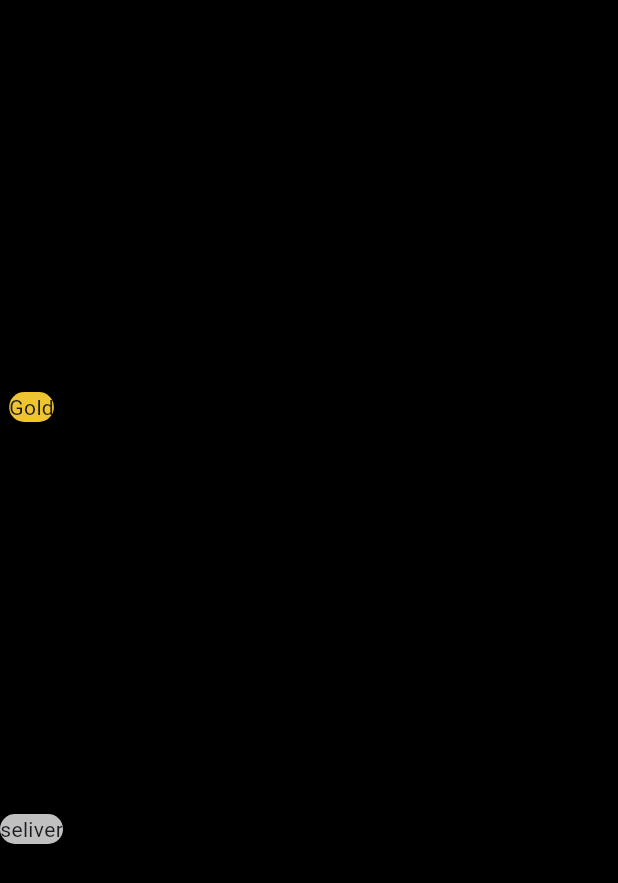
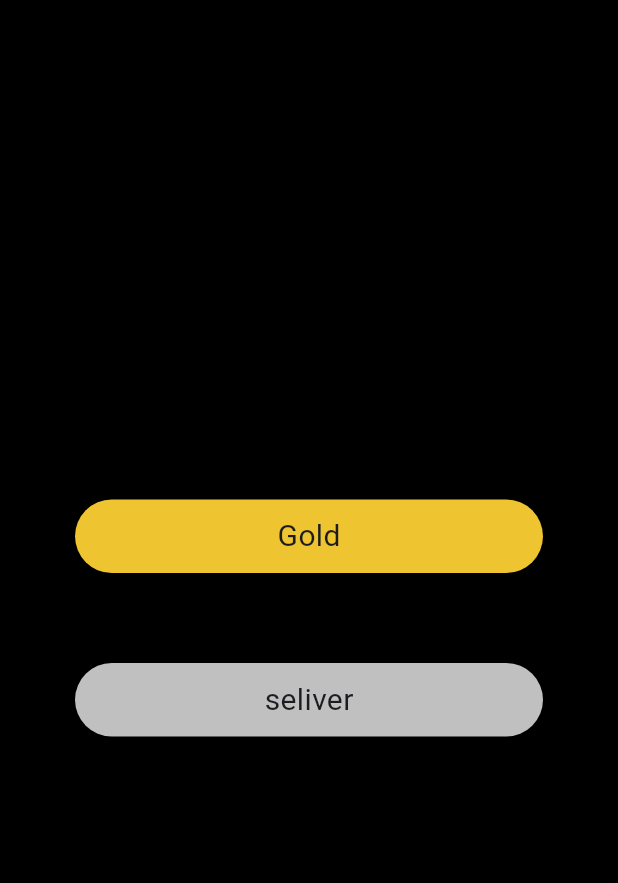
Before and after one commit to MohamedAdel6197/mvvm_goldy_app, a Flutter app: the HomeScreen screen opened directly, on a phone screen of 412 x 824 dp. Shown: the top 883 px of the screen. Run offline on Flutter 3.47's test engine with Material 3 defaults, Android fonts, the phone set to English and light mode, and no system bars; our stand-ins replace dio.

Commit message:
enhance ui

```diff
--- /dev/null
+++ b/devtools_options.yaml
@@ -0,0 +1,3 @@
+description: This file stores settings for Dart & Flutter DevTools.
+documentation: https://docs.flutter.dev/tools/devtools/extensions#configure-extension-enablement-states
+extensions:
--- a/lib/core/routing/app_router.dart
+++ b/lib/core/routing/app_router.dart
@@ -1,13 +1,13 @@
 import 'package:flutter/material.dart';
 
-import '../../main.dart';
+import '../../home_screen.dart';
 import 'app_routes.dart';
 
 class AppRouter {
   Route generateRoute(RouteSettings setting) {
     switch (setting.name) {
       case AppRoutes.home:
-        return MaterialPageRoute(builder: (context) => MyApp());
+        return MaterialPageRoute(builder: (context) => HomeScreen());
       default:
         return MaterialPageRoute(builder: (context) => DefaultRoute());
     }
--- a/lib/core/widgets/custom_button.dart
+++ b/lib/core/widgets/custom_button.dart
@@ -16,11 +16,14 @@ class CustomButton extends StatelessWidget {
     return GestureDetector(
       onTap: onTap,
       child: Container(
+        width: MediaQuery.of(context).size.width - 100,
+        padding: const EdgeInsets.symmetric(horizontal: 20, vertical: 10),
+        alignment: Alignment.center,
         decoration: BoxDecoration(
           color: color,
           borderRadius: BorderRadius.all(Radius.circular(25)),
         ),
-        child: Text(text),
+        child: Text(text, style: const TextStyle(fontSize: 20)),
       ),
     );
   }
--- a/lib/home_screen.dart
+++ b/lib/home_screen.dart
@@ -11,14 +11,17 @@ class HomeScreen extends StatelessWidget {
   Widget build(BuildContext context) {
     return Scaffold(
       backgroundColor: AppColors.onBackgroundColor,
-      body: Column(
-        mainAxisAlignment: MainAxisAlignment.spaceEvenly,
+      body: Container(
+        alignment: Alignment.center,
+        child: Column(
+          mainAxisAlignment: MainAxisAlignment.center,
           children: [
             CustomButton(
               text: AppStrings.gold,
               onTap: () {},
               color: AppColors.primaryColor,
             ),
+            SizedBox(height: 60),
             CustomButton(
               text: AppStrings.seliver,
               onTap: () {},
@@ -26,6 +29,7 @@ class HomeScreen extends StatelessWidget {
             ),
           ],
         ),
+      ),
     );
   }
 }
--- a/lib/main.dart
+++ b/lib/main.dart
@@ -1,9 +1,12 @@
 import 'package:flutter/material.dart';
 
+import 'core/networking/dio_helper.dart';
 import 'core/routing/app_router.dart';
 import 'core/routing/app_routes.dart';
 
-void main() {
+void main() async {
+  WidgetsFlutterBinding.ensureInitialized();
+  DioHelper.initDio();
   runApp(const MyApp());
 }
 
```
Lines whose indentation alone changed are shown as unchanged.
